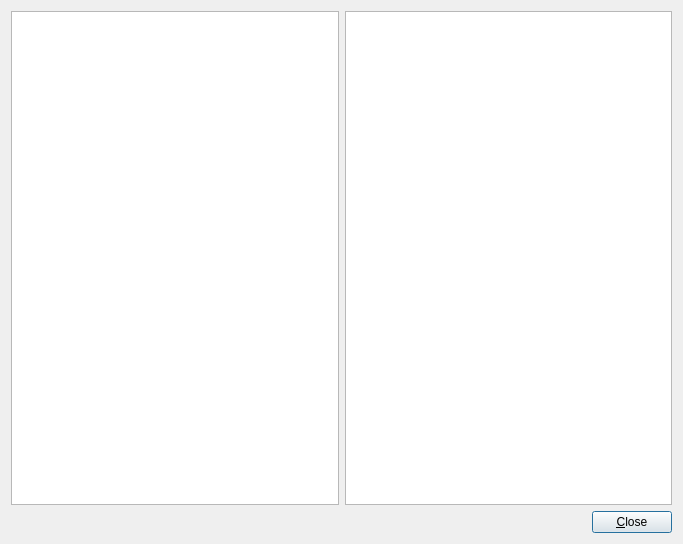
This is designer/editnotes.ui in sobjornstad/tabularium as Qt 5 draws it before an edit. The edited form follows.
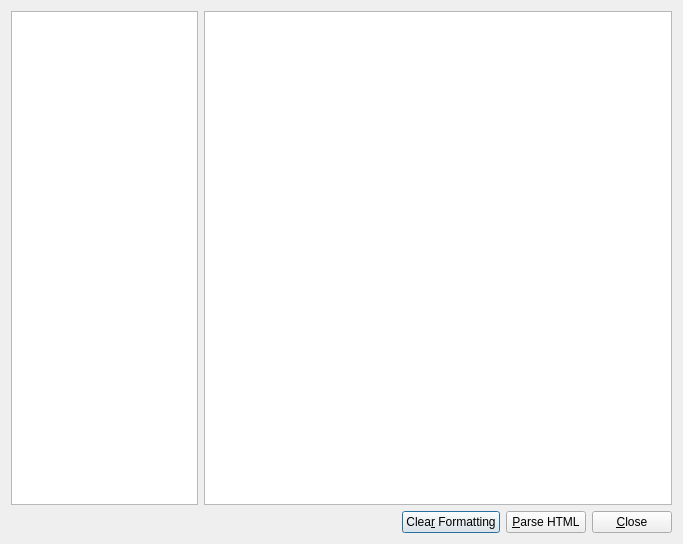
This is the edited form.

The edit to the form file:
```diff
--- a/designer/editnotes.ui
+++ b/designer/editnotes.ui
@@ -15,7 +15,7 @@
   </property>
   <layout class="QVBoxLayout" name="verticalLayout">
    <item>
-    <layout class="QHBoxLayout" name="horizontalLayout_2">
+    <layout class="QHBoxLayout" name="horizontalLayout_2" stretch="2,5">
      <item>
       <widget class="QTreeWidget" name="tree">
        <attribute name="headerVisible">
@@ -29,7 +29,14 @@
       </widget>
      </item>
      <item>
-      <widget class="QTextEdit" name="editor"/>
+      <widget class="QTextEdit" name="editor">
+       <property name="autoFormatting">
+        <set>QTextEdit::AutoBulletList</set>
+       </property>
+       <property name="tabStopWidth">
+        <number>25</number>
+       </property>
+      </widget>
      </item>
     </layout>
    </item>
@@ -48,6 +55,32 @@
        </property>
       </spacer>
      </item>
+     <item>
+      <widget class="QPushButton" name="clearButton">
+       <property name="toolTip">
+        <string>If you screw up the HTML, this will remove all formatting.</string>
+       </property>
+       <property name="text">
+        <string>Clea&amp;r Formatting</string>
+       </property>
+      </widget>
+     </item>
+     <item>
+      <widget class="QPushButton" name="parseButton">
+       <property name="toolTip">
+        <string>Parse simple HTML entered in the notes editor, displaying it as formatted text.
+Even lists seem to be fishy for some reason, but bold, italic, underline and headings work great.</string>
+       </property>
+       <property name="styleSheet">
+        <string notr="true">h3 {
+	color: blue;
+}</string>
+       </property>
+       <property name="text">
+        <string>&amp;Parse HTML</string>
+       </property>
+      </widget>
+     </item>
      <item>
       <widget class="QPushButton" name="closeButton">
        <property name="text">
```
